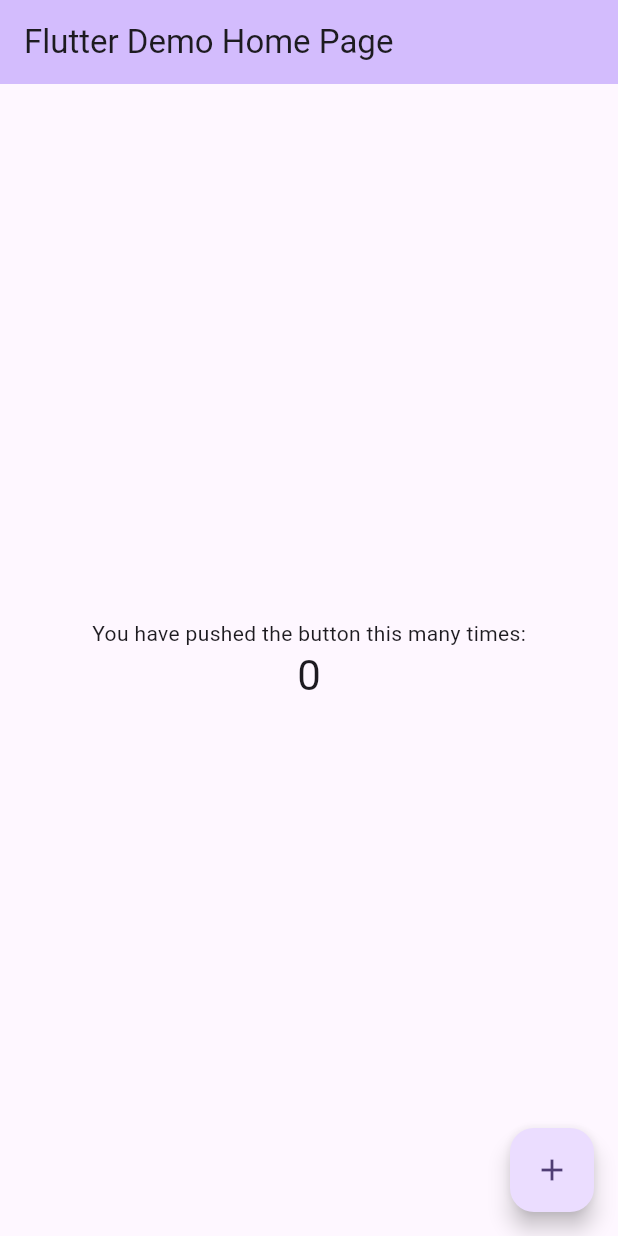
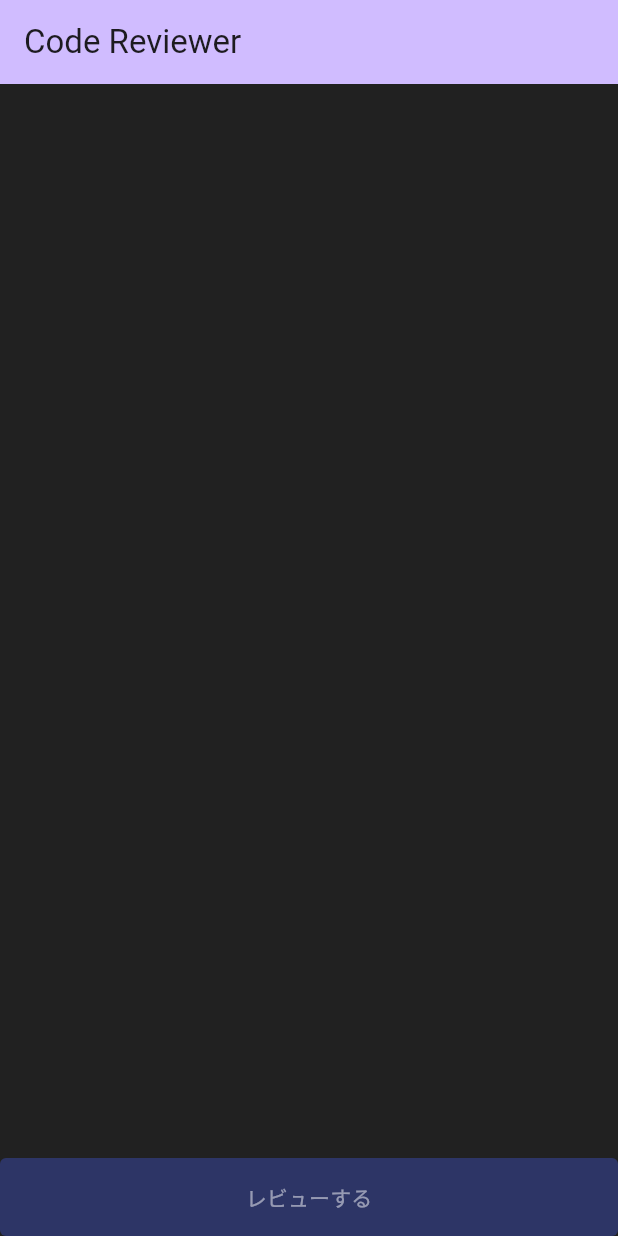
Before and after one commit to ynsz/code_reviewer, a Flutter app: the screen it shows after launch, on a phone screen of 412 x 824 dp. Run offline on Flutter 3.47's test engine with Material 3 defaults, Android fonts, the light colour scheme and no system bars; our stand-ins replace flutter_dotenv, flutter_gemini, flutter_markdown.

Commit message:
APIにリクエストを投げてコードレビューする機能の実装

```diff
--- a/lib/main.dart
+++ b/lib/main.dart
@@ -1,122 +1,111 @@
 import 'package:flutter/material.dart';
+import 'package:flutter_dotenv/flutter_dotenv.dart';
+import 'package:flutter_gemini/flutter_gemini.dart';
+import 'package:flutter_markdown/flutter_markdown.dart';
 
-void main() {
-  runApp(const MyApp());
+const prompt = '''
+あなたは20年以上のキャリアがあるフルスタックエンジニアです。
+今から渡されるコードの
+・問題点の指摘
+・問題点を修正し、より簡潔にしたコード
+・修正点の説明
+をそれぞれ別々でMarkdown形式かつ、タイトル部分を###で出力してください。
+問題点の指摘や修正点の説明は、プログラミング初心者にもわかるように、詳しく背景を説明してください。
+''';
+
+void main() async {
+  await dotenv.load(fileName: ".env");
+  Gemini.init(apiKey: dotenv.env['GEMINI_API_KEY']!);
+  runApp(const MaterialApp(title: 'Code Reviewer', home: CodeReviewer()));
 }
 
-class MyApp extends StatelessWidget {
-  const MyApp({super.key});
+class CodeReviewer extends StatefulWidget {
+  const CodeReviewer({super.key});
 
-  // This widget is the root of your application.
   @override
-  Widget build(BuildContext context) {
-    return MaterialApp(
-      title: 'Flutter Demo',
-      theme: ThemeData(
-        // This is the theme of your application.
-        //
-        // TRY THIS: Try running your application with "flutter run". You'll see
-        // the application has a purple toolbar. Then, without quitting the app,
-        // try changing the seedColor in the colorScheme below to Colors.green
-        // and then invoke "hot reload" (save your changes or press the "hot
-        // reload" button in a Flutter-supported IDE, or press "r" if you used
-        // the command line to start the app).
-        //
-        // Notice that the counter didn't reset back to zero; the application
-        // state is not lost during the reload. To reset the state, use hot
-        // restart instead.
-        //
-        // This works for code too, not just values: Most code changes can be
-        // tested with just a hot reload.
-        colorScheme: .fromSeed(seedColor: Colors.deepPurple),
-      ),
-      home: const MyHomePage(title: 'Flutter Demo Home Page'),
-    );
-  }
+  State<CodeReviewer> createState() => _CodeReviewerState();
 }
 
-class MyHomePage extends StatefulWidget {
-  const MyHomePage({super.key, required this.title});
+class _CodeReviewerState extends State<CodeReviewer> {
+  bool _isLoading = false;
+  String _content = "";
 
-  // This widget is the home page of your application. It is stateful, meaning
-  // that it has a State object (defined below) that contains fields that affect
-  // how it looks.
+  void _review() async {
+    setState(() {
+      _isLoading = true;
+    });
 
-  // This class is the configuration for the state. It holds the values (in this
-  // case the title) provided by the parent (in this case the App widget) and
-  // used by the build method of the State. Fields in a Widget subclass are
-  // always marked "final".
+    final result = await Gemini.instance.text(prompt + _content);
 
-  final String title;
-
-  @override
-  State<MyHomePage> createState() => _MyHomePageState();
-}
-
-class _MyHomePageState extends State<MyHomePage> {
-  int _counter = 0;
-
-  void _incrementCounter() {
+    if (!mounted) return;
+    showModalBottomSheet(
+      context: context,
+      isScrollControlled: true,
+      builder: (BuildContext context) {
+        return SizedBox(
+          height: MediaQuery.of(context).size.height * 0.8,
+          width: MediaQuery.of(context).size.width,
+          child: Markdown(data: result?.output ?? ""),
+        );
+      },
+    );
     setState(() {
-      // This call to setState tells the Flutter framework that something has
-      // changed in this State, which causes it to rerun the build method below
-      // so that the display can reflect the updated values. If we changed
-      // _counter without calling setState(), then the build method would not be
-      // called again, and so nothing would appear to happen.
-      _counter++;
+      _isLoading = false;
     });
   }
 
   @override
   Widget build(BuildContext context) {
-    // This method is rerun every time setState is called, for instance as done
-    // by the _incrementCounter method above.
-    //
-    // The Flutter framework has been optimized to make rerunning build methods
-    // fast, so that you can just rebuild anything that needs updating rather
-    // than having to individually change instances of widgets.
     return Scaffold(
       appBar: AppBar(
-        // TRY THIS: Try changing the color here to a specific color (to
-        // Colors.amber, perhaps?) and trigger a hot reload to see the AppBar
-        // change color while the other colors stay the same.
         backgroundColor: Theme.of(context).colorScheme.inversePrimary,
-        // Here we take the value from the MyHomePage object that was created by
-        // the App.build method, and use it to set our appbar title.
-        title: Text(widget.title),
+        title: const Text("Code Reviewer"),
       ),
-      body: Center(
-        // Center is a layout widget. It takes a single child and positions it
-        // in the middle of the parent.
+      body: Container(
+        color: Colors.grey[900],
         child: Column(
-          // Column is also a layout widget. It takes a list of children and
-          // arranges them vertically. By default, it sizes itself to fit its
-          // children horizontally, and tries to be as tall as its parent.
-          //
-          // Column has various properties to control how it sizes itself and
-          // how it positions its children. Here we use mainAxisAlignment to
-          // center the children vertically; the main axis here is the vertical
-          // axis because Columns are vertical (the cross axis would be
-          // horizontal).
-          //
-          // TRY THIS: Invoke "debug painting" (choose the "Toggle Debug Paint"
-          // action in the IDE, or press "p" in the console), to see the
-          // wireframe for each widget.
-          mainAxisAlignment: .center,
           children: [
-            const Text('You have pushed the button this many times:'),
-            Text(
-              '$_counter',
-              style: Theme.of(context).textTheme.headlineMedium,
+            Expanded(
+              child: _isLoading
+                  ? const Center(child: CircularProgressIndicator())
+                  : Padding(
+                      padding: const EdgeInsets.all(16.0),
+                      child: TextFormField(
+                        maxLines: null,
+                        onChanged: (val) => setState(() {
+                          _content = val;
+                        }),
+                        initialValue: _content,
+                        style: const TextStyle(color: Colors.white),
+                        decoration: const InputDecoration(
+                          border: InputBorder.none,
+                          filled: true,
+                          fillColor: Colors.transparent,
+                        ),
+                      ),
+                    ),
+            ),
+            ElevatedButton(
+              onPressed: _isLoading || _content.isEmpty ? null : _review,
+              style: ElevatedButton.styleFrom(
+                minimumSize: const Size(double.infinity, 0),
+                backgroundColor: Colors.indigo[600],
+                disabledBackgroundColor: Colors.indigo[600]!.withOpacity(0.5),
+                foregroundColor: Colors.white,
+                disabledForegroundColor: Colors.white.withOpacity(0.5),
+                padding: const EdgeInsets.symmetric(
+                  vertical: 16,
+                  horizontal: 16,
+                ),
+                shape: RoundedRectangleBorder(
+                  borderRadius: BorderRadius.circular(4),
+                ),
+              ),
+              child: const Text('レビューする'),
             ),
           ],
         ),
       ),
-      floatingActionButton: FloatingActionButton(
-        onPressed: _incrementCounter,
-        tooltip: 'Increment',
-        child: const Icon(Icons.add),
-      ),
     );
   }
 }
```
Also changed, not shown: pubspec.yaml (+6 -5 lines), pubspec.lock, 1 other file.
